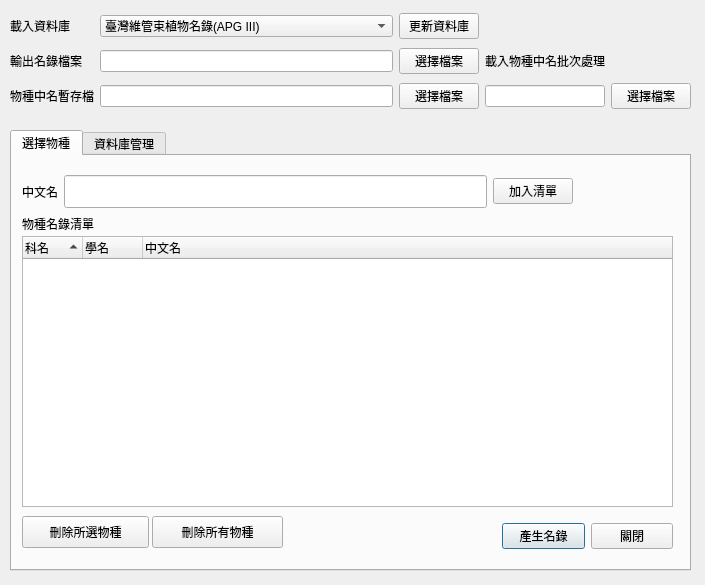
Old version of the form src/qt-gui/ui/namegen.ui in the repository TaiBON/checklister.
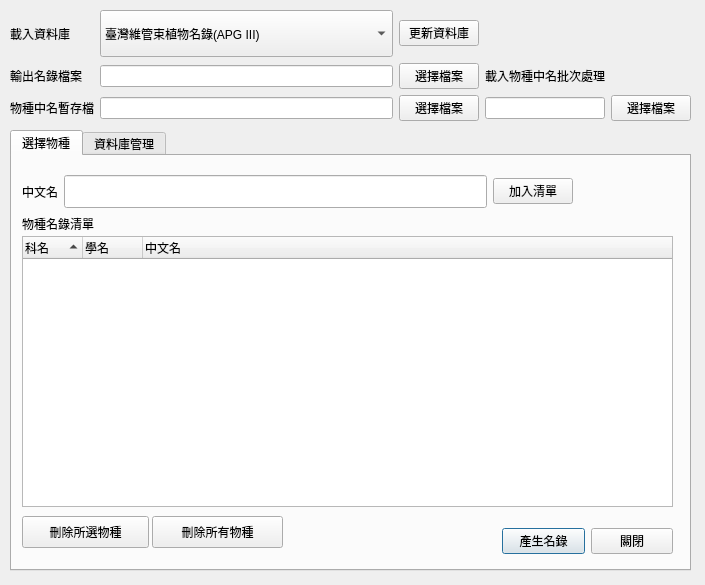
New version of the form.

The edit to the form file:
```diff
--- a/src/qt-gui/ui/namegen.ui
+++ b/src/qt-gui/ui/namegen.ui
@@ -90,7 +90,7 @@
        <x>490</x>
        <y>360</y>
        <width>171</width>
-       <height>41</height>
+       <height>51</height>
       </rect>
      </property>
      <layout class="QHBoxLayout" name="horizontalLayout_4">
@@ -246,7 +246,7 @@
      <x>10</x>
      <y>10</y>
      <width>681</width>
-     <height>102</height>
+     <height>111</height>
     </rect>
    </property>
    <layout class="QGridLayout" name="gridLayout_2">
@@ -262,6 +262,12 @@
     </item>
     <item row="0" column="1">
      <widget class="QComboBox" name="comboDBselect">
+      <property name="sizePolicy">
+       <sizepolicy hsizetype="Expanding" vsizetype="MinimumExpanding">
+        <horstretch>0</horstretch>
+        <verstretch>0</verstretch>
+       </sizepolicy>
+      </property>
       <item>
        <property name="text">
         <string>臺灣維管束植物名錄(APG III)</string>
```
